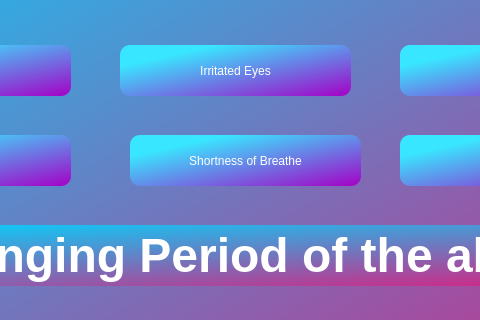
Above: CoviCURE/Forms/Rapidcovid/quepage4.ui from ayush-regmi/CoviCURE before the change; both pictures show x 230 to 710 and y 205 to 525 of the 1200 by 700 pixel window. Below: the same form after it.
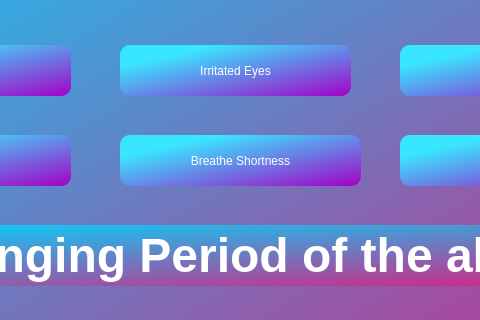
That is the form after the change.

```diff
--- a/CoviCURE/Forms/Rapidcovid/quepage4.ui
+++ b/CoviCURE/Forms/Rapidcovid/quepage4.ui
@@ -388,9 +388,9 @@
    <widget class="QPushButton" name="que8_opt18">
     <property name="geometry">
      <rect>
-      <x>310</x>
+      <x>300</x>
       <y>310</y>
-      <width>231</width>
+      <width>241</width>
       <height>51</height>
      </rect>
     </property>
@@ -407,7 +407,7 @@
 border-radius: 10px;</string>
     </property>
     <property name="text">
-     <string>Shortness of Breathe</string>
+     <string>Breathe Shortness</string>
     </property>
    </widget>
    <widget class="QPushButton" name="que8_opt20">
```
